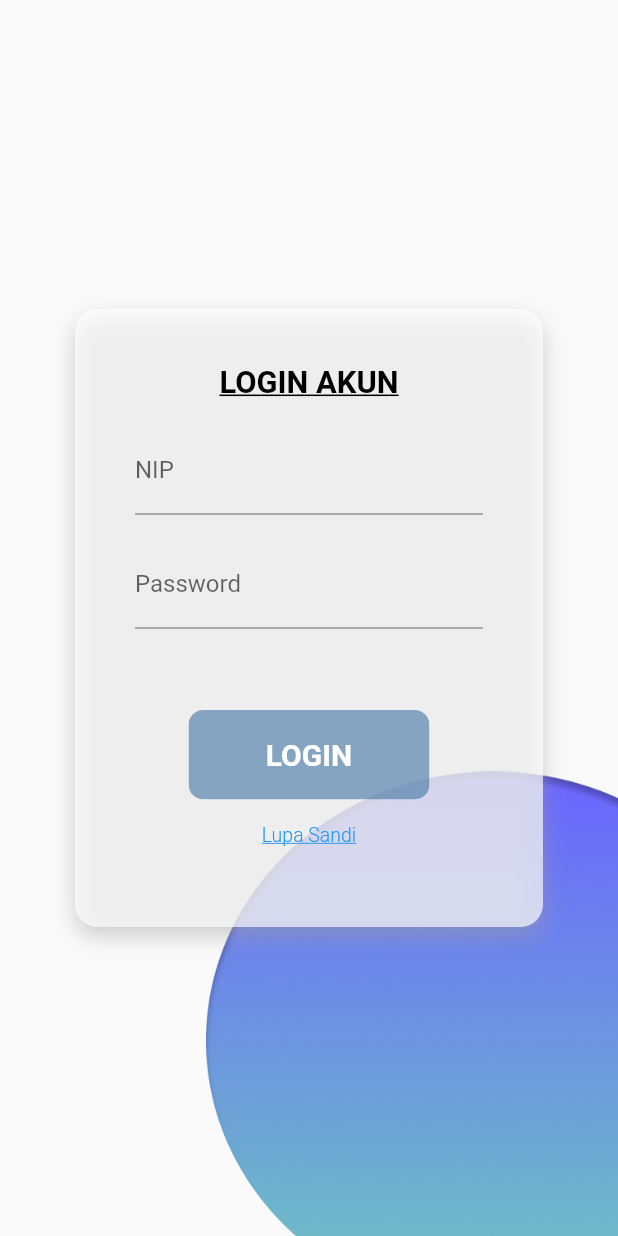
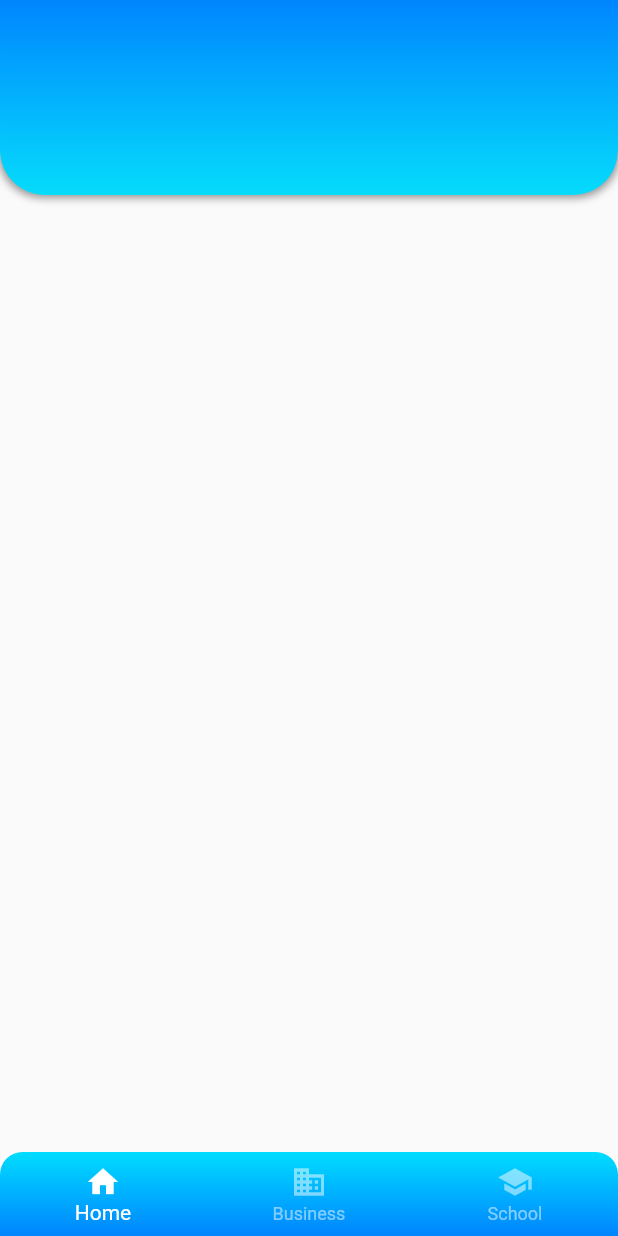
Before and after one commit to TeamFunction/spp_project, a Flutter app: the screen it shows after launch, on a phone screen of 412 x 824 dp. Run offline on Flutter 3.47's test engine with Material 2 defaults, Android fonts, the phone set to English and light mode, and no system bars; our stand-ins replace flutter_svg.

Commit message:
menambahkan assets folder svg,icon,bg, menambah flutter_svg, menambah screen profile

```diff
--- a/lib/main.dart
+++ b/lib/main.dart
@@ -2,7 +2,9 @@ import 'package:flutter/material.dart';
 import 'package:flutter/services.dart';
 import 'package:project_spp/screens/intro.dart';
 import 'package:project_spp/screens/login.dart';
+import 'package:project_spp/screens/profile.dart';
 import 'package:project_spp/screens/splash.dart';
+import 'package:project_spp/screens/tes.dart';
 
 void main() {
   SystemChrome.setSystemUIOverlayStyle(
@@ -26,7 +28,8 @@ class MyApp extends StatelessWidget {
       // home: Scaffold(
       //   body: const MyCustomForm(),
       // ),
-      home: Login(),
+      home: Profile(),
+      // home: Tes(),
       // home: IntroScreen(),
     );
   }
--- a/lib/screens/login.dart
+++ b/lib/screens/login.dart
@@ -1,5 +1,7 @@
 import 'package:flutter/material.dart';
 import 'package:flutter/services.dart';
+import 'package:flutter_svg/svg.dart';
+import 'package:project_spp/conf.dart';
 import 'package:project_spp/screens/home.dart';
 
 class toLogin extends StatelessWidget {
@@ -17,8 +19,8 @@ class toLogin extends StatelessWidget {
             Positioned(
               top: 0,
               left: 0,
-              child: Image.asset(
-                "assets/images/vector_1.png",
+              child: SvgPicture.asset(
+                bgTV,
                 width: swidth,
               ),
             ),
@@ -26,8 +28,8 @@ class toLogin extends StatelessWidget {
               bottom: 0,
               child: Container(
                 alignment: Alignment.topCenter,
-                child: Image.asset(
-                  "assets/images/vector_2.png",
+                child: SvgPicture.asset(
+                  bgBV,
                   width: swidth,
                 ),
               ),
@@ -56,7 +58,7 @@ class toLogin extends StatelessWidget {
                     Center(
                         child: Container(
                       height: (sheight / 4),
-                      child: Image.asset("assets/images/smk.png"),
+                      child: Image.asset(imgSMK),
                     )),
                     Container(
                       // padding: EdgeInsets.only(top: 50),
@@ -134,17 +136,18 @@ class LoginState extends State<Login> {
     double sheight = MediaQuery.of(context).size.height;
     double swidth = MediaQuery.of(context).size.width;
     return Scaffold(
+        resizeToAvoidBottomInset: false,
         body: Container(
             height: sheight,
             child: Stack(children: [
               Positioned(
                 bottom: 0,
                 right: 0,
-                  child: Image.asset(
-                    "assets/images/vector_3.png",
+                child: SvgPicture.asset(
+                  bgRBE,
                   fit: BoxFit.contain,
-                    width: (swidth / 1.5),
-                  )),
+                ),
+              ),
               Center(
                   child: Container(
                       decoration: BoxDecoration(
@@ -155,8 +158,10 @@ class LoginState extends State<Login> {
                             color: Colors.grey.withOpacity(0.5),
                             blurRadius: 12,
                             spreadRadius: 0,
-                                offset: Offset(0, 6))
-                          ]),
+                            offset: Offset(0, 6),
+                          ),
+                        ],
+                      ),
                       margin: EdgeInsets.symmetric(
                           horizontal: 50, vertical: (sheight / 4)),
                       child: Container(
@@ -178,7 +183,8 @@ class LoginState extends State<Login> {
                                       color: Colors.black,
                                       fontWeight: FontWeight.bold,
                                       decoration: TextDecoration.underline,
-                                        fontSize: (sheight / 40)),
+                                      fontSize: (sheight / 40),
+                                    ),
                                   ),
                                   TextFormField(
                                     decoration: InputDecoration(
@@ -217,51 +223,46 @@ class LoginState extends State<Login> {
                                             children: [
                                               Positioned.fill(
                                                 child: Container(
-                                                          decoration:
-                                                              BoxDecoration(
-                                                    color: Color.fromRGBO(
-                                                        73, 122, 167, 0.64),
-                                                  ))),
+                                                  decoration: BoxDecoration(
+                                                    color: Color.fromARGB(
+                                                        162, 15, 135, 247),
+                                                  ),
+                                                ),
+                                              ),
                                               TextButton(
                                                 style: TextButton.styleFrom(
-                                                          padding: EdgeInsets
-                                                              .symmetric(
-                                                                  horizontal:
-                                                                      swidth /
-                                                                          8,
-                                                                  vertical:
-                                                                      (sheight /
-                                                                          45)),
                                                     textStyle: TextStyle(
-                                                              color: Colors
-                                                                  .white),
-                                                          alignment: Alignment
-                                                              .center),
+                                                        color: Colors.white),
+                                                    alignment:
+                                                        Alignment.center),
                                                 onPressed: () {
-                                                        if (_formKey
-                                                            .currentState!
+                                                  if (_formKey.currentState!
                                                       .validate()) {
                                                     Navigator.push(
                                                       context,
                                                       MaterialPageRoute(
-                                                                builder: (context) =>
-                                                                    Home(
+                                                        builder: (context) => Home(
                                                             title:
-                                                                            'Flutter Demo Home Page')),
+                                                                'Flutter Demo Home Page'),
+                                                      ),
                                                     );
                                                   }
                                                 },
+                                                child: Center(
                                                   child: Text(
                                                     "LOGIN",
                                                     style: TextStyle(
                                                         fontSize: 20,
                                                         fontWeight:
-                                                                  FontWeight
-                                                                      .bold,
-                                                              color: Colors
-                                                                  .white))),
+                                                            FontWeight.bold,
+                                                        color: Colors.white),
+                                                  ),
+                                                ),
+                                              ),
                                             ],
-                                              ))),
+                                          ),
+                                        ),
+                                      ),
                                       TextButton(
                                         style: TextButton.styleFrom(
                                           onSurface: Colors.transparent,
@@ -273,11 +274,14 @@ class LoginState extends State<Login> {
                                           alignment: Alignment.center,
                                         ),
                                         onPressed: () {},
-                                          child: Text("Lupa Sandi",
+                                        child: Text(
+                                          "Lupa Sandi",
                                           style: TextStyle(
                                               color: Colors.blue,
-                                                  decoration: TextDecoration
-                                                      .underline))),
+                                              decoration:
+                                                  TextDecoration.underline),
+                                        ),
+                                      ),
                                     ],
                                   ),
                                 ],
--- /dev/null
+++ b/lib/screens/profile.dart
@@ -0,0 +1,99 @@
+import 'package:flutter/material.dart';
+import 'package:flutter/src/foundation/key.dart';
+import 'package:flutter/src/widgets/framework.dart';
+
+class Profile extends StatelessWidget {
+  const Profile({Key? key}) : super(key: key);
+
+  @override
+  Widget build(BuildContext context) {
+    return Scaffold(
+      // extendBody:
+      //     true, // Important: to remove background of bottom navigation (making the bar transparent doesn't help)
+      // bottomNavigationBar: Container(
+      //   decoration: const BoxDecoration(
+      //     borderRadius: BorderRadius.only(
+      //       topLeft: Radius.circular(12.0), // adjust to your liking
+      //       topRight: Radius.circular(12.0), // adjust to your liking
+      //     ),
+      //     color: Color.fromARGB(255, 43, 155, 247), // put the color here
+      //   ),
+      bottomNavigationBar: ClipRRect(
+        borderRadius: BorderRadius.only(
+          topLeft: Radius.circular(15.0),
+          topRight: Radius.circular(15.0),
+        ),
+        child: Container(
+          decoration: BoxDecoration(
+            gradient: LinearGradient(
+              begin: Alignment.bottomCenter,
+              end: Alignment.topCenter,
+              colors: <Color>[
+                Color.fromARGB(255, 0, 132, 255),
+                Color.fromARGB(255, 0, 221, 255),
+              ], // Gradient from https://learnui.design/tools/gradient-generator.html
+              tileMode: TileMode.clamp,
+            ),
+          ),
+          child: BottomNavigationBar(
+            backgroundColor: Colors.transparent,
+            unselectedItemColor: Colors.white.withOpacity(0.5),
+            elevation: 0,
+            items: const <BottomNavigationBarItem>[
+              BottomNavigationBarItem(
+                icon: Icon(Icons.home),
+                label: 'Home',
+              ),
+              BottomNavigationBarItem(
+                icon: Icon(Icons.business),
+                label: 'Business',
+              ),
+              BottomNavigationBarItem(
+                icon: Icon(Icons.school),
+                label: 'School',
+              ),
+            ],
+            // currentIndex: _selectedIndex,
+            selectedItemColor: Colors.white,
+            // onTap: _onItemTapped,
+          ),
+        ),
+      ),
+      body: Container(
+        child: Stack(
+          children: [
+            Container(
+              height: 130,
+              width: MediaQuery.of(context).size.width,
+              decoration: BoxDecoration(
+                // color: Colors.amber.shade300,
+                gradient: LinearGradient(
+                  begin: Alignment.topCenter,
+                  end: Alignment.bottomCenter,
+                  colors: <Color>[
+                    Color(0xff0085FF),
+                    Color(0xf600DEFF),
+                  ], // Gradient from https://learnui.design/tools/gradient-generator.html
+                  tileMode: TileMode.mirror,
+                ),
+
+                borderRadius: BorderRadius.only(
+                  bottomLeft: Radius.circular(30),
+                  bottomRight: Radius.circular(30),
+                ),
+                boxShadow: [
+                  BoxShadow(
+                    color: Colors.black.withOpacity(0.4),
+                    spreadRadius: 1,
+                    blurRadius: 4,
+                    offset: Offset(0, 1),
+                  ),
+                ],
+              ),
+            ),
+          ],
+        ),
+      ),
+    );
+  }
+}
```
Also changed, not shown: lib/conf.dart (added, +17 -0 lines), lib/screens/tes.dart (added, +56 -0 lines), pubspec.yaml (+6 -3 lines), assets/images/bottom_vector.png (renamed from assets/images/vector_2.png), assets/images/right_bottom_ellipse.png (renamed from assets/images/vector_3.png), assets/images/top_vector.png (renamed from assets/images/vector_1.png), assets/svg/bg/bottom_vector.svg (added), assets/svg/bg/left_top_ellipse.svg (added), assets/svg/bg/right_bottom_ellipse.svg (added), assets/svg/bg/right_top_ellipse.svg (added), assets/svg/bg/top_vector.svg (added), assets/svg/icon/history.svg (added), assets/svg/icon/home.svg (added), assets/svg/icon/online_payment.svg (added), 3 more files. Lines whose indentation alone changed are shown as unchanged.
